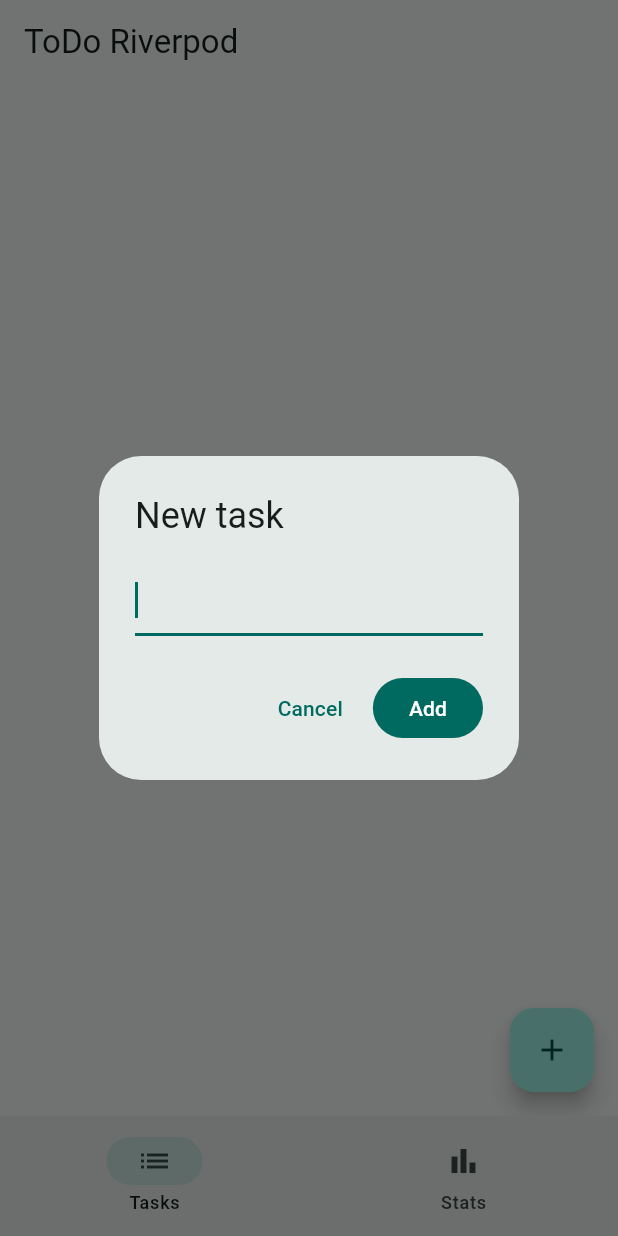
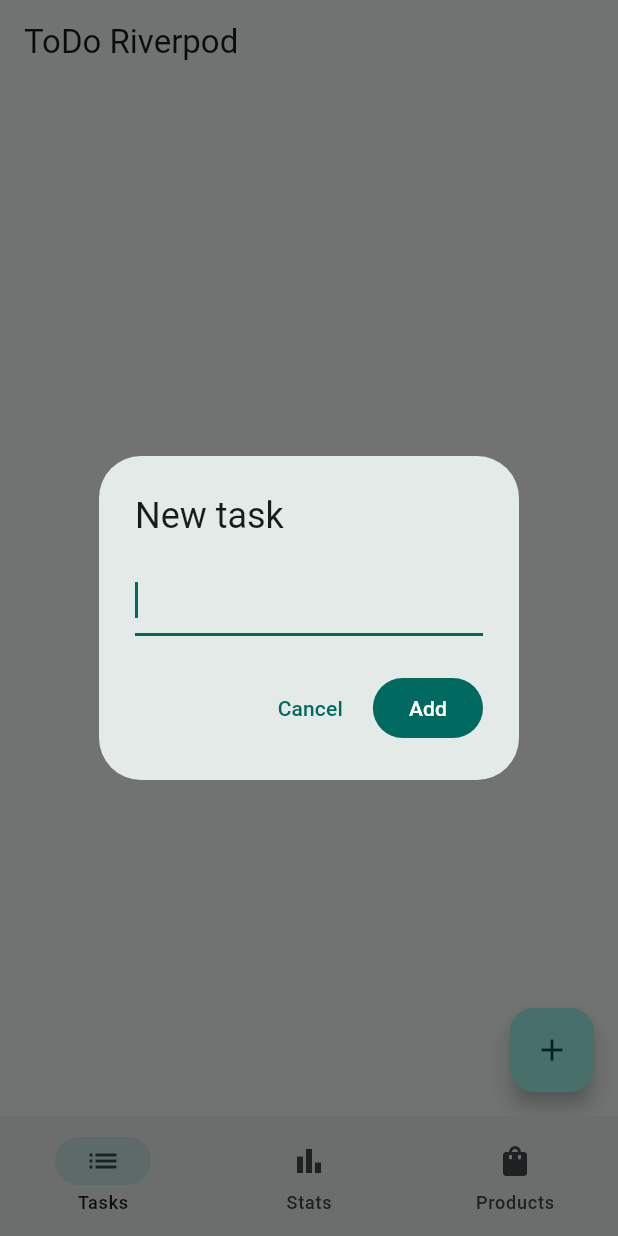
Before and after one commit to ZidAvwa/244107020083-mobile-course, a Flutter app: the screen it shows after launch, after a tap on the "add" icon, on a phone screen of 412 x 824 dp. Run offline on Flutter 3.47's test engine with Material 3 defaults, Android fonts, the phone set to English and light mode, and no system bars; our stand-ins replace flutter_riverpod, go_router.

Commit message:
Third Week : Adding missing things and finishing README report

```diff
--- a/03-week-3-navigation-state-management/week3_todo/lib/main.dart
+++ b/03-week-3-navigation-state-management/week3_todo/lib/main.dart
@@ -3,23 +3,26 @@ import 'package:flutter_riverpod/flutter_riverpod.dart';
 import 'package:go_router/go_router.dart';
 import 'pages/todo_page.dart';
 import 'pages/stats_page.dart';
+import 'pages/product_page.dart';
 
 final router = GoRouter(
   initialLocation: '/',
   routes: [
     ShellRoute(
       builder: (context, state, child) {
-        final selectedIndex = state.uri.path == '/stats' ? 1 : 0;
+        final location = state.uri.path;
+        int selectedIndex = 0;
+        if (location == '/stats') selectedIndex = 1;
+        if (location == '/products') selectedIndex = 2;
+
         return Scaffold(
           body: child,
           bottomNavigationBar: NavigationBar(
             selectedIndex: selectedIndex,
             onDestinationSelected: (index) {
-              if (index == 0) {
-                context.go('/');
-              } else {
-                context.go('/stats');
-              }
+              if (index == 0) context.go('/');
+              if (index == 1) context.go('/stats');
+              if (index == 2) context.go('/products');
             },
             destinations: const [
               NavigationDestination(
@@ -29,6 +32,10 @@ final router = GoRouter(
               NavigationDestination(
                 icon: Icon(Icons.bar_chart),
                 label: 'Stats',
+              ),
+              NavigationDestination(
+                icon: Icon(Icons.shopping_bag),
+                label: 'Products',
               ),
             ],
           ),
@@ -42,6 +49,10 @@ final router = GoRouter(
         GoRoute(
           path: '/stats',
           builder: (context, state) => const StatsPage(),
+        ),
+        GoRoute(
+          path: '/products',
+          builder: (context, state) => const ProductPage(),
         ),
       ],
     ),
```
Also changed, not shown: 1 other file.
